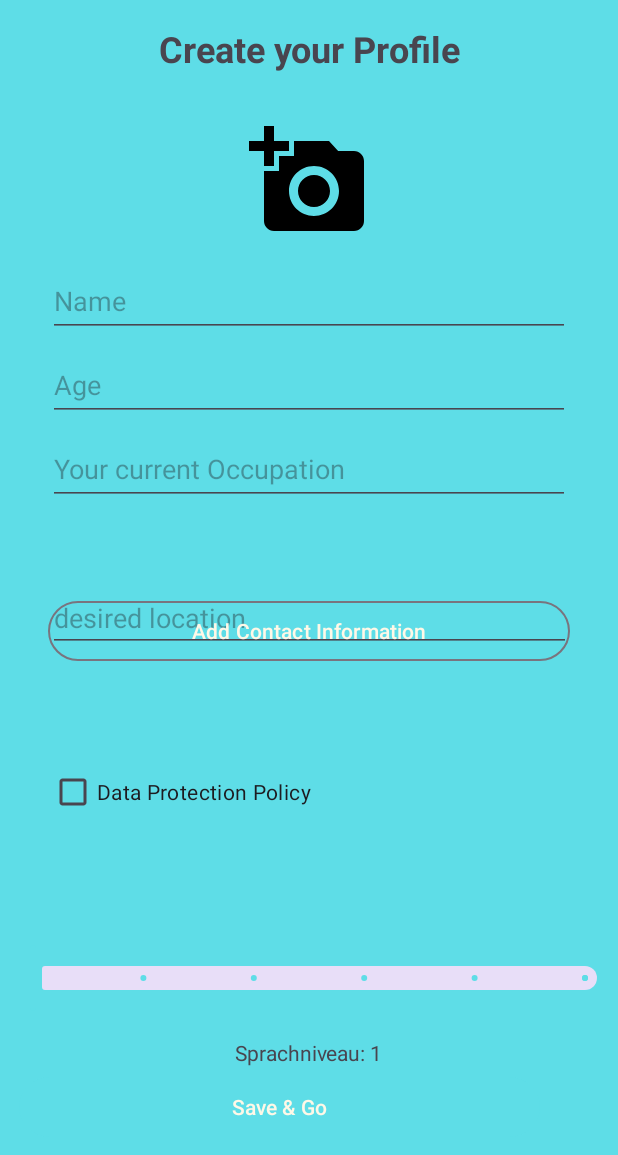
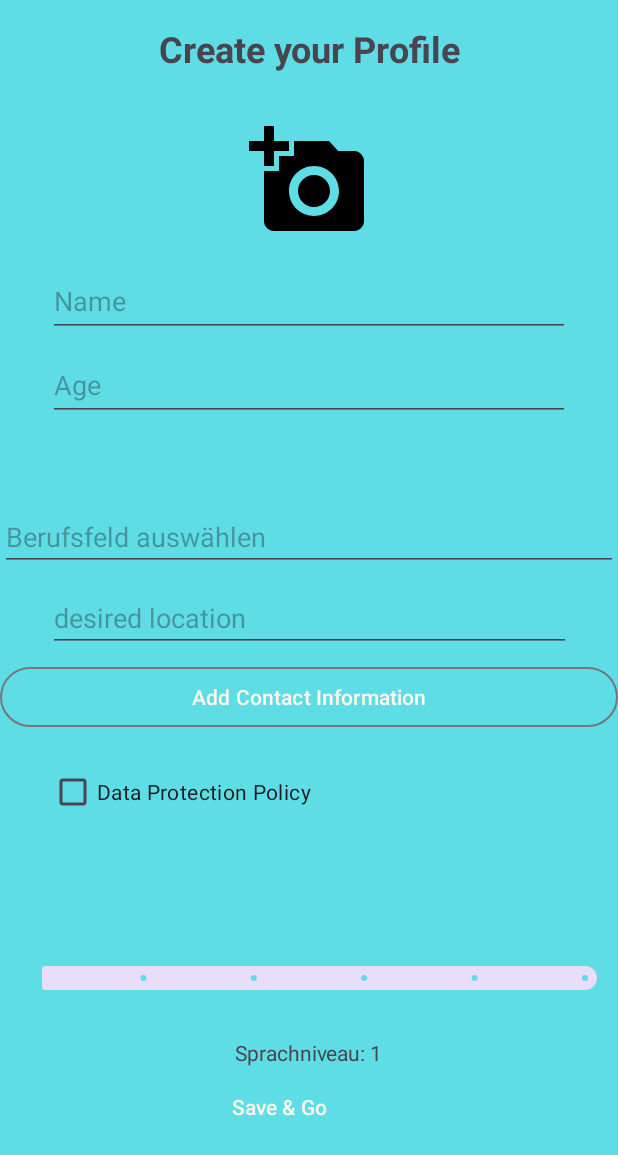
Before and after one commit to AlGSyntax/ProMigrate, an Android app: the CreateYourProfileFragment screen opened through its navigation route, on a phone screen of 412 x 824 dp. Shown: the top 1155 px of the screen. Run offline under Robolectric (Android 15) with nearby library versions, the phone set to English and light mode, and no system bars; our stand-ins replace Firebase (no records; nobody signed in at launch, a user with empty details on screens opened directly); pictures from the network do not load; 1 statement that could not run was skipped.

Commit message:
Complete AutoComplete

```diff
--- a/app/build.gradle.kts
+++ b/app/build.gradle.kts
@@ -72,7 +72,7 @@ dependencies {
     //Retrofit,Gson und Moshi
     implementation("com.squareup.retrofit2:retrofit:$retrofitVersion")
     implementation("com.squareup.retrofit2:converter-moshi:$retrofitVersion")
-
+    implementation ("com.squareup.retrofit2:converter-gson:$retrofitVersion")
     implementation("com.squareup.moshi:moshi-kotlin:1.15.0")
 
     // Coil
--- a/app/src/main/java/com/example/promigrate/MainActivity.kt
+++ b/app/src/main/java/com/example/promigrate/MainActivity.kt
@@ -2,11 +2,13 @@ package com.example.promigrate
 
 import android.os.Bundle
 import androidx.appcompat.app.AppCompatActivity
+import com.example.promigrate.data.remote.ProMigrateAPI
 
 class MainActivity : AppCompatActivity() {
 
     override fun onCreate(savedInstanceState: Bundle?) {
         super.onCreate(savedInstanceState)
+        ProMigrateAPI.init(this)
         setContentView(R.layout.activity_main)
 
 
--- a/app/src/main/java/com/example/promigrate/MainViewModel.kt
+++ b/app/src/main/java/com/example/promigrate/MainViewModel.kt
@@ -9,7 +9,9 @@ import androidx.lifecycle.AndroidViewModel
 import androidx.lifecycle.LiveData
 import androidx.lifecycle.MutableLiveData
 import androidx.lifecycle.viewModelScope
+import com.example.promigrate.data.model.JobResponse
 import com.example.promigrate.data.model.Profile
+import com.example.promigrate.data.remote.ProMigrateAPI
 import com.example.promigrate.data.repository.Repository
 import com.google.firebase.Firebase
 import com.google.firebase.auth.FirebaseAuth
@@ -27,7 +29,7 @@ const val TAG = "MainViewModel"
 class MainViewModel(application: Application) : AndroidViewModel(application) {
     private var repository = Repository.getInstance(
         application, FirebaseAuth.getInstance(),
-        FirebaseFirestore.getInstance()
+        FirebaseFirestore.getInstance(), ProMigrateAPI.retrofitService
     )
 
 
@@ -50,6 +52,13 @@ class MainViewModel(application: Application) : AndroidViewModel(application) {
     private val _user: MutableLiveData<FirebaseUser?> = MutableLiveData()
     val user: LiveData<FirebaseUser?>
         get() = _user
+
+    private val _jobs = MutableLiveData<Result<JobResponse>>()
+    val jobs: LiveData<Result<JobResponse>> = _jobs
+
+    private val _berufsfelder = MutableLiveData<List<String>>()
+    val berufsfelder: LiveData<List<String>> = _berufsfelder
+
 
 
 
@@ -252,6 +261,34 @@ class MainViewModel(application: Application) : AndroidViewModel(application) {
     }
 
 
+    fun getJobs(was: String?, wo: String?, berufsfeld: String?) {
+        viewModelScope.launch {
+            try {
+                _jobs.value = repository.getJobs(was, wo, berufsfeld)
+            } catch (e: Exception) {
+                Log.e("JobFetch", "Fehler beim Abrufen der Jobs: ${e.message}")
+            }
+        }
+    }
+
+    fun fetchBerufsfelder() {
+        viewModelScope.launch {
+            try {
+                val response = repository.getBerufsfelder()
+                if (response.isSuccess) {
+                    Log.d(TAG, "Berufsfelder erfolgreich abgerufen.")
+                    _berufsfelder.value = response.getOrNull()
+                } else {
+                    // Im Fehlerfall könnte ein vordefinierter Fehlerwert oder eine leere Liste gesetzt werden
+                    _berufsfelder.value = listOf()
+                    Log.e(TAG, "Fehler beim Abrufen der Berufsfelder: ${response.exceptionOrNull()?.message}")
+                }
+            } catch (e: Exception) {
+                _berufsfelder.value = listOf()
+                Log.e(TAG, "Fehler beim Abrufen der Berufsfelder: ${e.message}")
+            }
+        }
+    }
 
 
 
--- a/app/src/main/java/com/example/promigrate/data/remote/ProMigrateAPIService.kt
+++ b/app/src/main/java/com/example/promigrate/data/remote/ProMigrateAPIService.kt
@@ -1 +1,61 @@
 package com.example.promigrate.data.remote
+
+import android.content.Context
+import com.example.promigrate.BuildConfig
+import com.example.promigrate.data.model.JobResponse
+import com.squareup.moshi.Moshi
+import com.squareup.moshi.kotlin.reflect.KotlinJsonAdapterFactory
+import okhttp3.OkHttpClient
+import okhttp3.logging.HttpLoggingInterceptor
+import retrofit2.Response
+import retrofit2.Retrofit
+import retrofit2.converter.moshi.MoshiConverterFactory
+import retrofit2.http.GET
+import retrofit2.http.Query
+
+const val BASE_URL = "https://rest.arbeitsagentur.de/"
+
+interface ProMigrateAPIService {
+
+    @GET("jobboerse/jobsuche-service/pc/v4/jobs")
+    suspend fun getJobs(
+        @Query("was") was: String?,
+        @Query("wo") wo: String?,
+        @Query("berufsfeld") berufsfeld: String?
+    ): Response<JobResponse>
+
+    @GET("jobboerse/jobsuche-service/pc/v4/jobs")
+    suspend fun getBerufsfelder(): Response<JobResponse>
+}
+
+object ProMigrateAPI {
+    private lateinit var okHttpClient: OkHttpClient
+
+    private lateinit var moshi: Moshi
+
+    // Verschiebe die Deklaration von retrofitService außerhalb der init Methode
+    lateinit var retrofitService: ProMigrateAPIService
+
+
+    fun init(context: Context) {
+        val loggingInterceptor = HttpLoggingInterceptor().apply {
+            level = if (BuildConfig.DEBUG) HttpLoggingInterceptor.Level.BODY else HttpLoggingInterceptor.Level.NONE
+        }
+
+        moshi = Moshi.Builder().add(KotlinJsonAdapterFactory()).build()
+
+        okHttpClient = OkHttpClient.Builder()
+            .addInterceptor(loggingInterceptor)
+            .addInterceptor(AuthTokenInterceptor(context.applicationContext))
+            .build()
+
+        val retrofit = Retrofit.Builder()
+            .baseUrl(BASE_URL)
+            .client(okHttpClient)
+            .addConverterFactory(MoshiConverterFactory.create(moshi))
+            .build()
+
+        // Initialisiere retrofitService hier
+        retrofitService = retrofit.create(ProMigrateAPIService::class.java)
+    }
+}
--- a/app/src/main/res/layout/fragment_create_your_profile.xml
+++ b/app/src/main/res/layout/fragment_create_your_profile.xml
@@ -52,17 +52,19 @@
         app:layout_constraintStart_toStartOf="@id/etName"
         app:layout_constraintTop_toBottomOf="@id/etName" />
 
-    <EditText
-        android:id="@+id/etWork"
-        android:layout_width="0dp"
+
+    <AutoCompleteTextView
+        android:id="@+id/autoCompleteTextView"
+        android:layout_width="match_parent"
         android:layout_height="wrap_content"
-        android:layout_marginTop="8dp"
-        android:hint="@string/currentoccupation"
-        android:minHeight="48dp"
-        app:layout_constraintEnd_toEndOf="@id/etAge"
-        app:layout_constraintStart_toStartOf="@id/etAge"
-        app:layout_constraintTop_toBottomOf="@id/etAge" />
-
+        android:layout_marginTop="289dp"
+        android:layout_marginBottom="397dp"
+        android:hint="Berufsfeld auswählen"
+        app:layout_constraintBottom_toBottomOf="parent"
+        app:layout_constraintEnd_toEndOf="parent"
+        app:layout_constraintHorizontal_bias="0.5"
+        app:layout_constraintStart_toStartOf="parent"
+        app:layout_constraintTop_toTopOf="parent" />
 
     <EditText
         android:id="@+id/etDesiredLocation"
@@ -81,16 +83,16 @@
 
     <com.google.android.material.button.MaterialButton
         android:id="@+id/btnAddContact"
+        style="@style/Widget.Material3.Button.OutlinedButton"
         android:layout_width="0dp"
         android:layout_height="wrap_content"
         android:layout_marginTop="60dp"
         android:text="@string/addcontactinfo"
         android:textColor="@color/titles"
-        style="@style/Widget.Material3.Button.OutlinedButton"
-        app:layout_constraintEnd_toEndOf="@id/etWork"
+        app:layout_constraintEnd_toEndOf="@id/autoCompleteTextView"
         app:layout_constraintHorizontal_bias="0.0"
-        app:layout_constraintStart_toStartOf="@id/etWork"
-        app:layout_constraintTop_toBottomOf="@id/etWork" />
+        app:layout_constraintStart_toStartOf="@id/autoCompleteTextView"
+        app:layout_constraintTop_toBottomOf="@id/autoCompleteTextView" />
 
     <com.google.android.material.slider.Slider
         android:id="@+id/languageLevelSlider"
--- a/build.gradle.kts
+++ b/build.gradle.kts
@@ -5,7 +5,7 @@ buildscript {
 
     }
     dependencies {
-        classpath("com.google.devtools.ksp:com.google.devtools.ksp.gradle.plugin:1.9.20-1.0.14")
+        classpath("com.google.devtools.ksp:com.google.devtools.ksp.gradle.plugin:1.9.22-1.0.17")
         classpath("com.google.gms:google-services:4.4.0")
         classpath ("com.google.firebase:firebase-crashlytics-gradle:2.9.9")
         classpath ("com.google.firebase:perf-plugin:1.4.2")
```
Also changed, not shown: app/src/main/java/com/example/promigrate/data/model/JobsResponse.kt (+38 -16 lines), app/src/main/java/com/example/promigrate/data/remote/AuthTokenInterceptor.kt (added, +84 -0 lines), app/src/main/java/com/example/promigrate/data/repository/Repository.kt (+41 -3 lines), app/src/main/java/com/example/promigrate/ui/CreateYourProfileFragment.kt (+16 -1 lines).
